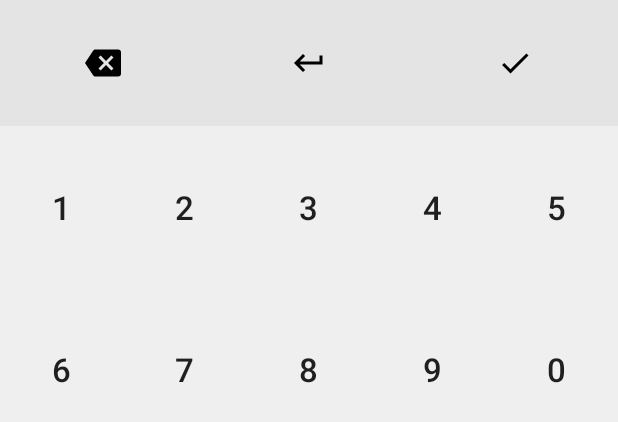
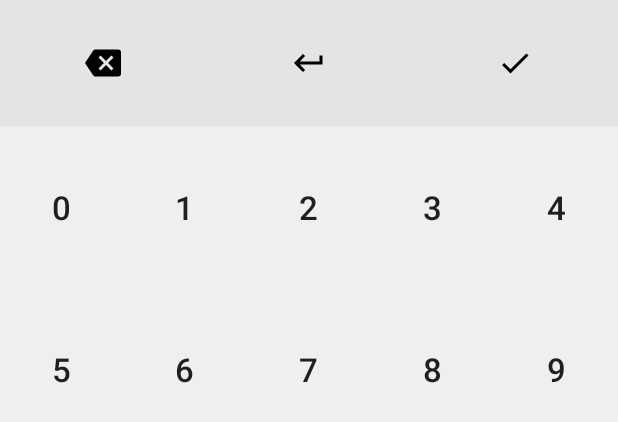
Before and after one commit to cubixguy77/MemoryLadderBeta, an Android app: the layout viewgroup_numeric_keyboard.xml on its own in the app's theme, with its tools: preview values and no code run, on a phone screen of 412 x 824 dp. Shown: the top 422 px of the screen. Run offline under Robolectric (Android 15) with nearby library versions, the phone set to English and light mode, and no system bars.

Commit message:
Adds a new choice to the Digit Source setting called "Binary" that draws randomly from 0 and 1.

```diff
--- a/app/src/main/java/playChallenge/writtenNumbersChallenge/memorization/GridData.java
+++ b/app/src/main/java/playChallenge/writtenNumbersChallenge/memorization/GridData.java
@@ -37,11 +37,14 @@ public class GridData implements Serializable {
     }
 
     public void loadData() {
-        if (digitSource == DigitSource.RANDOM) {
+        if (digitSource == DigitSource.DECIMAL) {
             data = MemoryDataSetFactory.getDecimalNumberData(numDigits);
         }
         else if (digitSource == DigitSource.PI) {
             data = MemoryDataSetFactory.getPiData(numDigits);
+        }
+        else if (digitSource == DigitSource.BINARY) {
+            data = MemoryDataSetFactory.getBinaryData(numDigits);
         }
     }
 
--- a/app/src/main/java/selectChallenge/viewChallengeCard/challengeSettings/digitsource/DigitSource.java
+++ b/app/src/main/java/selectChallenge/viewChallengeCard/challengeSettings/digitsource/DigitSource.java
@@ -1,6 +1,7 @@
 package selectChallenge.viewChallengeCard.challengeSettings.digitsource;
 
 public enum DigitSource {
-    RANDOM,
-    PI
+    DECIMAL,
+    PI,
+    BINARY
 }
--- a/app/src/main/res/layout-land/viewgroup_numeric_keyboard.xml
+++ b/app/src/main/res/layout-land/viewgroup_numeric_keyboard.xml
@@ -55,6 +55,16 @@
             android:layout_weight="1">
 
             <Button
+                android:text="0"
+                android:textSize="@dimen/numeric_keyboard.textSize"
+                android:layout_width="0dp"
+                android:layout_height="match_parent"
+                android:layout_weight="1"
+                android:foreground="?attr/selectableItemBackground"
+                android:background="@color/highlightRecallDigits"
+                android:id="@+id/key_0" />
+
+            <Button
                 android:text="1"
                 android:textSize="@dimen/numeric_keyboard.textSize"
                 android:layout_width="0dp"
@@ -90,6 +100,7 @@
                 android:foreground="?attr/selectableItemBackground"
                 android:background="@color/highlightRecallDigits"
                 android:id="@+id/key_4" />
+
             <Button
                 android:text="5"
                 android:textSize="@dimen/numeric_keyboard.textSize"
@@ -99,7 +110,6 @@
                 android:foreground="?attr/selectableItemBackground"
                 android:background="@color/highlightRecallDigits"
                 android:id="@+id/key_5" />
-
 
             <Button
                 android:text="6"
@@ -137,15 +147,6 @@
                 android:foreground="?attr/selectableItemBackground"
                 android:background="@color/highlightRecallDigits"
                 android:id="@+id/key_9" />
-            <Button
-                android:text="0"
-                android:textSize="@dimen/numeric_keyboard.textSize"
-                android:layout_width="0dp"
-                android:layout_height="match_parent"
-                android:layout_weight="1"
-                android:foreground="?attr/selectableItemBackground"
-                android:background="@color/highlightRecallDigits"
-                android:id="@+id/key_0" />
         </TableRow>
 
 </playChallenge.writtenNumbersChallenge.recall.keyboard.NumericKeyboardView>
--- a/app/src/main/res/layout/viewgroup_numeric_keyboard.xml
+++ b/app/src/main/res/layout/viewgroup_numeric_keyboard.xml
@@ -55,6 +55,16 @@
     android:layout_weight="1">
 
     <Button
+        android:text="0"
+        android:textSize="@dimen/numeric_keyboard.textSize"
+        android:layout_width="0dp"
+        android:layout_height="match_parent"
+        android:layout_weight="1"
+        android:foreground="?attr/selectableItemBackground"
+        android:background="@color/highlightRecallDigits"
+        android:id="@+id/key_0" />
+
+    <Button
         android:text="1"
         android:textSize="@dimen/numeric_keyboard.textSize"
         android:layout_width="0dp"
@@ -91,6 +101,13 @@
         android:foreground="?attr/selectableItemBackground"
         android:background="@color/highlightRecallDigits"
         android:id="@+id/key_4" />
+</TableRow>
+
+<TableRow
+    android:layout_width="match_parent"
+    android:layout_height="0dp"
+    android:layout_weight="1">
+
     <Button
         android:text="5"
         android:textSize="@dimen/numeric_keyboard.textSize"
@@ -100,13 +117,6 @@
         android:foreground="?attr/selectableItemBackground"
         android:background="@color/highlightRecallDigits"
         android:id="@+id/key_5" />
-
-</TableRow>
-
-<TableRow
-    android:layout_width="match_parent"
-    android:layout_height="0dp"
-    android:layout_weight="1">
 
     <Button
         android:text="6"
@@ -144,15 +154,6 @@
         android:foreground="?attr/selectableItemBackground"
         android:background="@color/highlightRecallDigits"
         android:id="@+id/key_9" />
-    <Button
-        android:text="0"
-        android:textSize="@dimen/numeric_keyboard.textSize"
-        android:layout_width="0dp"
-        android:layout_height="match_parent"
-        android:layout_weight="1"
-        android:foreground="?attr/selectableItemBackground"
-        android:background="@color/highlightRecallDigits"
-        android:id="@+id/key_0" />
 </TableRow>
 
 </playChallenge.writtenNumbersChallenge.recall.keyboard.NumericKeyboardView>
```
Also changed, not shown: app/src/main/java/playChallenge/writtenNumbersChallenge/memorization/MemoryDataSetFactory.java (+11 -0 lines), app/src/main/java/scores/viewScoreList/ScoreListAdapter.java (+4 -4 lines), app/src/main/java/selectChallenge/viewChallengeCard/ChallengeCardNumbers.java (+7 -2 lines), app/src/main/java/selectChallenge/viewChallengeCard/challengeSettings/digitsource/DigitSourceView.java (+5 -5 lines), app/src/main/res/values/strings.xml (+6 -1 lines), 2 other files.
